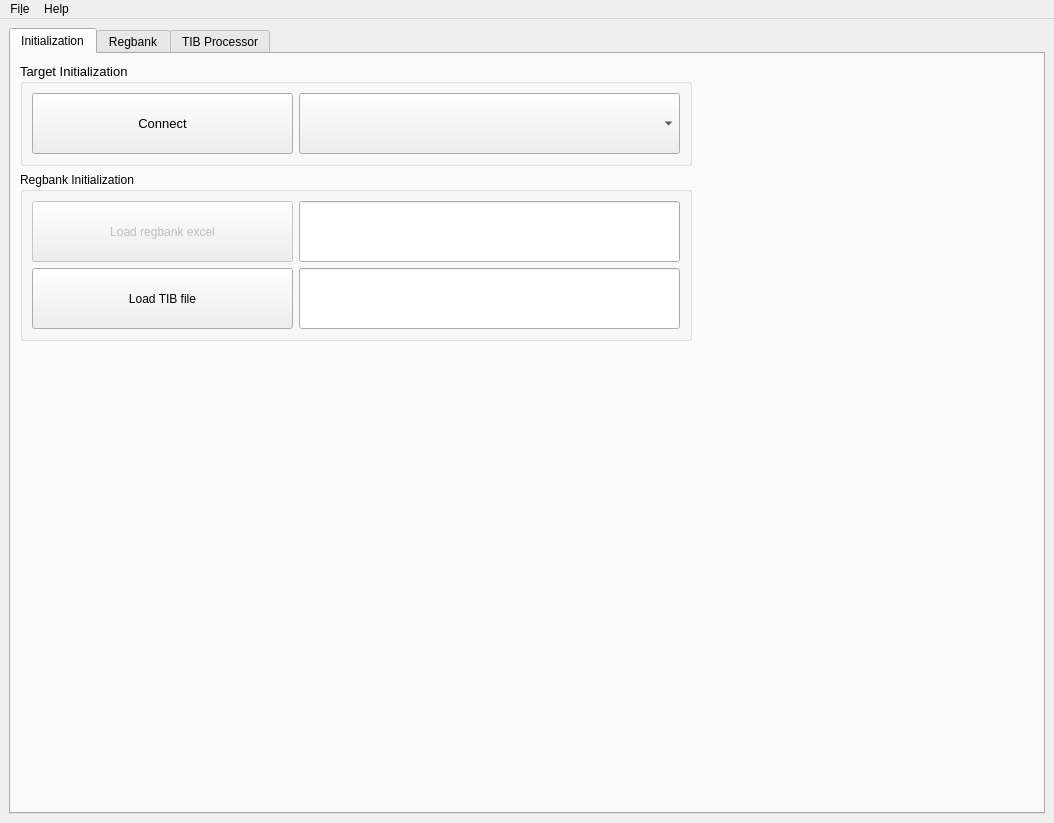
Before: the Qt Designer form client/widgets/regbank_reader_main.ui in vipersnh/regbank_reader, drawn with Qt 5.
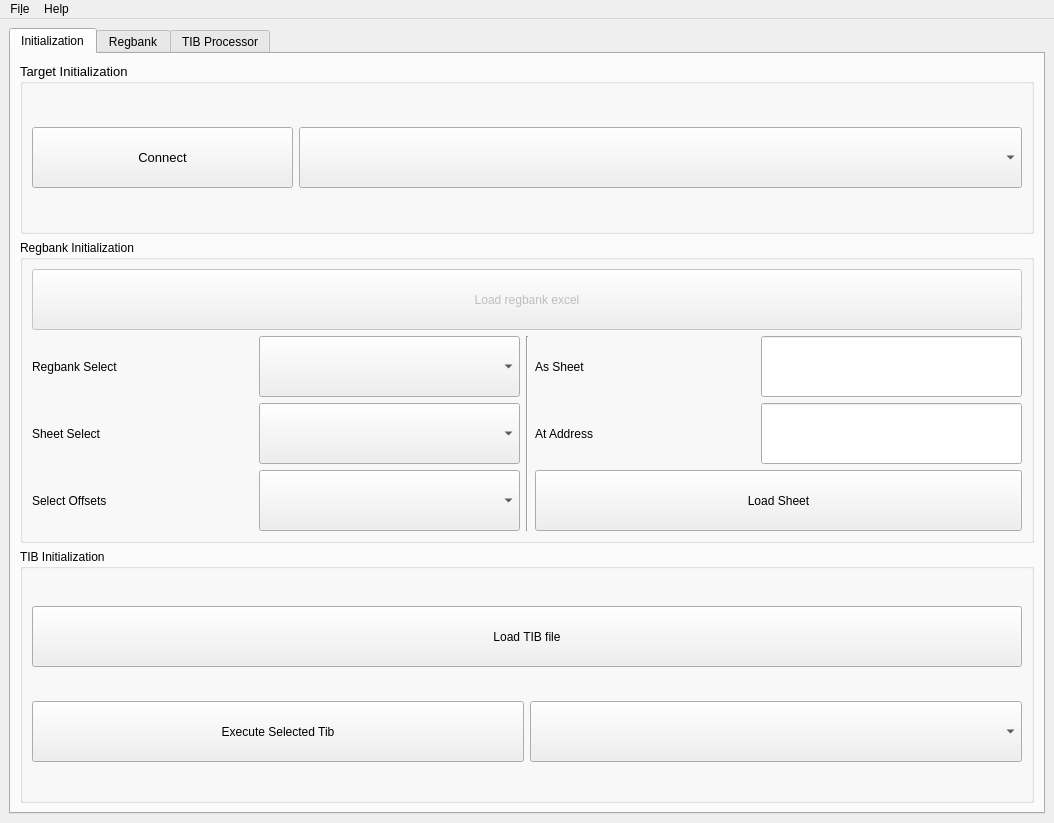
After: the same form once the commit is applied.

What changed in the file:
```diff
--- a/client/widgets/regbank_reader_main.ui
+++ b/client/widgets/regbank_reader_main.ui
@@ -24,7 +24,7 @@
        <attribute name="title">
         <string>Initialization</string>
        </attribute>
-       <layout class="QGridLayout" name="gridLayout_3">
+       <layout class="QGridLayout" name="gridLayout_7">
         <item row="0" column="0">
          <widget class="QGroupBox" name="groupBox">
           <property name="maximumSize">
@@ -42,6 +42,16 @@
            <string>Target Initialization</string>
           </property>
           <layout class="QGridLayout" name="gridLayout">
+           <item row="0" column="1">
+            <widget class="QComboBox" name="comboBox_targetsList">
+             <property name="minimumSize">
+              <size>
+               <width>381</width>
+               <height>61</height>
+              </size>
+             </property>
+            </widget>
+           </item>
            <item row="0" column="0">
             <widget class="QPushButton" name="targetButton">
              <property name="minimumSize">
@@ -61,32 +71,9 @@
              </property>
             </widget>
            </item>
-           <item row="0" column="1">
-            <widget class="QComboBox" name="targetsList">
-             <property name="minimumSize">
-              <size>
-               <width>381</width>
-               <height>61</height>
-              </size>
-             </property>
-            </widget>
-           </item>
           </layout>
          </widget>
         </item>
-        <item row="0" column="1">
-         <spacer name="horizontalSpacer_8">
-          <property name="orientation">
-           <enum>Qt::Horizontal</enum>
-          </property>
-          <property name="sizeHint" stdset="0">
-           <size>
-            <width>349</width>
-            <height>20</height>
-           </size>
-          </property>
-         </spacer>
-        </item>
         <item row="1" column="0">
          <widget class="QGroupBox" name="groupBox_2">
           <property name="enabled">
@@ -95,9 +82,9 @@
           <property name="title">
            <string>Regbank Initialization</string>
           </property>
-          <layout class="QGridLayout" name="gridLayout_2">
+          <layout class="QGridLayout" name="gridLayout_8">
            <item row="0" column="0">
-            <widget class="QPushButton" name="loadRegbankButton">
+            <widget class="QPushButton" name="pushButton_loadRegBank">
              <property name="enabled">
               <bool>false</bool>
              </property>
@@ -112,44 +99,167 @@
              </property>
             </widget>
            </item>
-           <item row="0" column="1">
-            <widget class="QLineEdit" name="regbankPathDisp">
-             <property name="minimumSize">
-              <size>
-               <width>381</width>
-               <height>61</height>
-              </size>
-             </property>
-             <property name="readOnly">
-              <bool>true</bool>
-             </property>
-            </widget>
-           </item>
            <item row="1" column="0">
-            <widget class="QPushButton" name="loadTIBButton">
-             <property name="minimumSize">
-              <size>
-               <width>261</width>
-               <height>61</height>
-              </size>
-             </property>
-             <property name="text">
-              <string>Load TIB file</string>
-             </property>
-            </widget>
-           </item>
-           <item row="1" column="1">
-            <widget class="QLineEdit" name="tibPathDisp">
-             <property name="minimumSize">
-              <size>
-               <width>381</width>
-               <height>61</height>
-              </size>
-             </property>
-             <property name="readOnly">
-              <bool>true</bool>
-             </property>
-            </widget>
+            <layout class="QGridLayout" name="gridLayout_5">
+             <item row="0" column="0">
+              <layout class="QGridLayout" name="gridLayout_3">
+               <item row="0" column="0">
+                <widget class="QLabel" name="label_12">
+                 <property name="minimumSize">
+                  <size>
+                   <width>0</width>
+                   <height>61</height>
+                  </size>
+                 </property>
+                 <property name="text">
+                  <string>Regbank Select</string>
+                 </property>
+                </widget>
+               </item>
+               <item row="0" column="1">
+                <widget class="QComboBox" name="comboBox_regbankSelect">
+                 <property name="minimumSize">
+                  <size>
+                   <width>261</width>
+                   <height>61</height>
+                  </size>
+                 </property>
+                </widget>
+               </item>
+               <item row="1" column="0">
+                <widget class="QLabel" name="label_13">
+                 <property name="minimumSize">
+                  <size>
+                   <width>0</width>
+                   <height>61</height>
+                  </size>
+                 </property>
+                 <property name="text">
+                  <string>Sheet Select</string>
+                 </property>
+                </widget>
+               </item>
+               <item row="1" column="1">
+                <widget class="QComboBox" name="comboBox_sheetSelect">
+                 <property name="minimumSize">
+                  <size>
+                   <width>261</width>
+                   <height>61</height>
+                  </size>
+                 </property>
+                </widget>
+               </item>
+               <item row="2" column="0">
+                <widget class="QLabel" name="label_14">
+                 <property name="minimumSize">
+                  <size>
+                   <width>0</width>
+                   <height>61</height>
+                  </size>
+                 </property>
+                 <property name="text">
+                  <string>Select Offsets</string>
+                 </property>
+                </widget>
+               </item>
+               <item row="2" column="1">
+                <widget class="QComboBox" name="comboBox_sheetOffsets">
+                 <property name="minimumSize">
+                  <size>
+                   <width>261</width>
+                   <height>61</height>
+                  </size>
+                 </property>
+                </widget>
+               </item>
+              </layout>
+             </item>
+             <item row="0" column="1">
+              <widget class="Line" name="line_2">
+               <property name="orientation">
+                <enum>Qt::Vertical</enum>
+               </property>
+              </widget>
+             </item>
+             <item row="0" column="2">
+              <layout class="QGridLayout" name="gridLayout_2">
+               <item row="0" column="0">
+                <widget class="QLabel" name="label_10">
+                 <property name="minimumSize">
+                  <size>
+                   <width>0</width>
+                   <height>61</height>
+                  </size>
+                 </property>
+                 <property name="text">
+                  <string>As Sheet</string>
+                 </property>
+                </widget>
+               </item>
+               <item row="0" column="1">
+                <widget class="QLineEdit" name="lineEdit_asSheetName">
+                 <property name="sizePolicy">
+                  <sizepolicy hsizetype="Preferred" vsizetype="Fixed">
+                   <horstretch>0</horstretch>
+                   <verstretch>0</verstretch>
+                  </sizepolicy>
+                 </property>
+                 <property name="minimumSize">
+                  <size>
+                   <width>261</width>
+                   <height>61</height>
+                  </size>
+                 </property>
+                 <property name="text">
+                  <string/>
+                 </property>
+                </widget>
+               </item>
+               <item row="1" column="0">
+                <widget class="QLabel" name="label_11">
+                 <property name="minimumSize">
+                  <size>
+                   <width>0</width>
+                   <height>61</height>
+                  </size>
+                 </property>
+                 <property name="text">
+                  <string>At Address</string>
+                 </property>
+                </widget>
+               </item>
+               <item row="1" column="1">
+                <widget class="QLineEdit" name="lineEdit_sheetLoadAddress">
+                 <property name="sizePolicy">
+                  <sizepolicy hsizetype="Preferred" vsizetype="Fixed">
+                   <horstretch>0</horstretch>
+                   <verstretch>0</verstretch>
+                  </sizepolicy>
+                 </property>
+                 <property name="minimumSize">
+                  <size>
+                   <width>261</width>
+                   <height>61</height>
+                  </size>
+                 </property>
+                </widget>
+               </item>
+               <item row="2" column="0" colspan="2">
+                <widget class="QPushButton" name="pushButton_loadSheet">
+                 <property name="minimumSize">
+                  <size>
+                   <width>0</width>
+                   <height>61</height>
+                  </size>
+                 </property>
+                 <property name="text">
+                  <string>Load Sheet</string>
+                 </property>
+                </widget>
+               </item>
+              </layout>
+             </item>
+            </layout>
            </item>
           </layout>
           <zorder>loadRegbankButton</zorder>
@@ -158,31 +268,54 @@
           <zorder>tibPathDisp</zorder>
          </widget>
         </item>
-        <item row="1" column="1">
-         <spacer name="horizontalSpacer_9">
-          <property name="orientation">
-           <enum>Qt::Horizontal</enum>
-          </property>
-          <property name="sizeHint" stdset="0">
-           <size>
-            <width>349</width>
-            <height>20</height>
-           </size>
-          </property>
-         </spacer>
-        </item>
         <item row="2" column="0">
-         <spacer name="verticalSpacer">
-          <property name="orientation">
-           <enum>Qt::Vertical</enum>
+         <widget class="QGroupBox" name="groupBox_4">
+          <property name="title">
+           <string>TIB Initialization</string>
           </property>
-          <property name="sizeHint" stdset="0">
-           <size>
-            <width>20</width>
-            <height>449</height>
-           </size>
-          </property>
-         </spacer>
+          <layout class="QGridLayout" name="gridLayout_6">
+           <item row="0" column="0">
+            <widget class="QPushButton" name="pushButton_loadTibFile">
+             <property name="minimumSize">
+              <size>
+               <width>261</width>
+               <height>61</height>
+              </size>
+             </property>
+             <property name="text">
+              <string>Load TIB file</string>
+             </property>
+            </widget>
+           </item>
+           <item row="1" column="0">
+            <layout class="QGridLayout" name="gridLayout_4">
+             <item row="0" column="0">
+              <widget class="QPushButton" name="pushButton_executeTib">
+               <property name="minimumSize">
+                <size>
+                 <width>261</width>
+                 <height>61</height>
+                </size>
+               </property>
+               <property name="text">
+                <string>Execute Selected Tib</string>
+               </property>
+              </widget>
+             </item>
+             <item row="0" column="1">
+              <widget class="QComboBox" name="comboBox_tibList">
+               <property name="minimumSize">
+                <size>
+                 <width>261</width>
+                 <height>61</height>
+                </size>
+               </property>
+              </widget>
+             </item>
+            </layout>
+           </item>
+          </layout>
+         </widget>
         </item>
        </layout>
       </widget>
```
Left out of the diff: 10 changed lines with no effect on the pictures.
